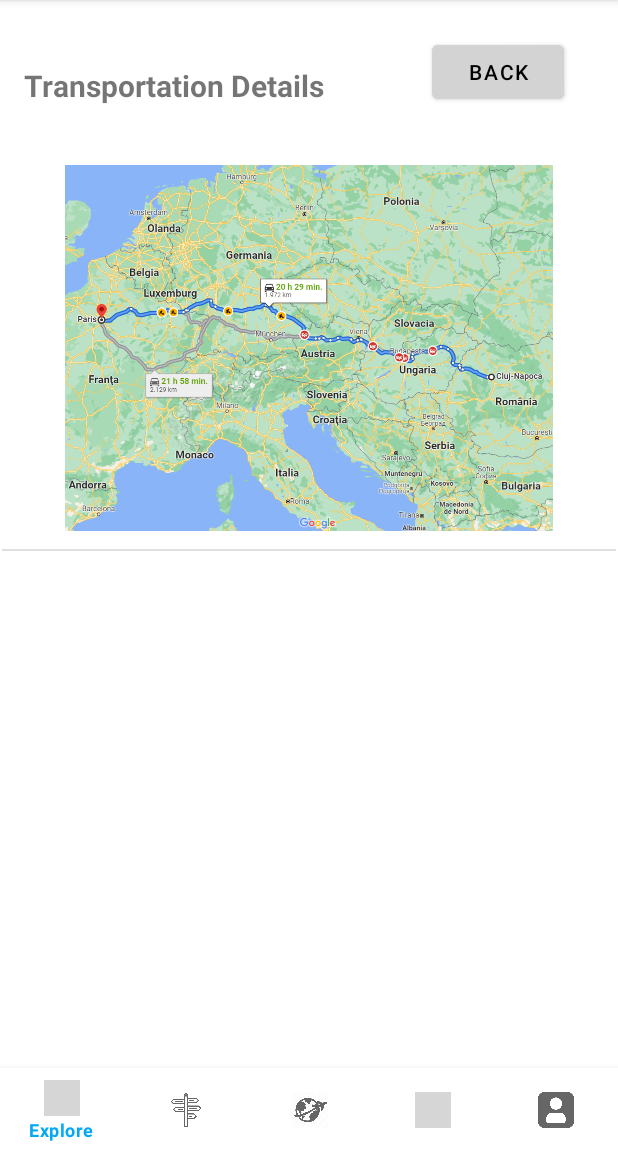
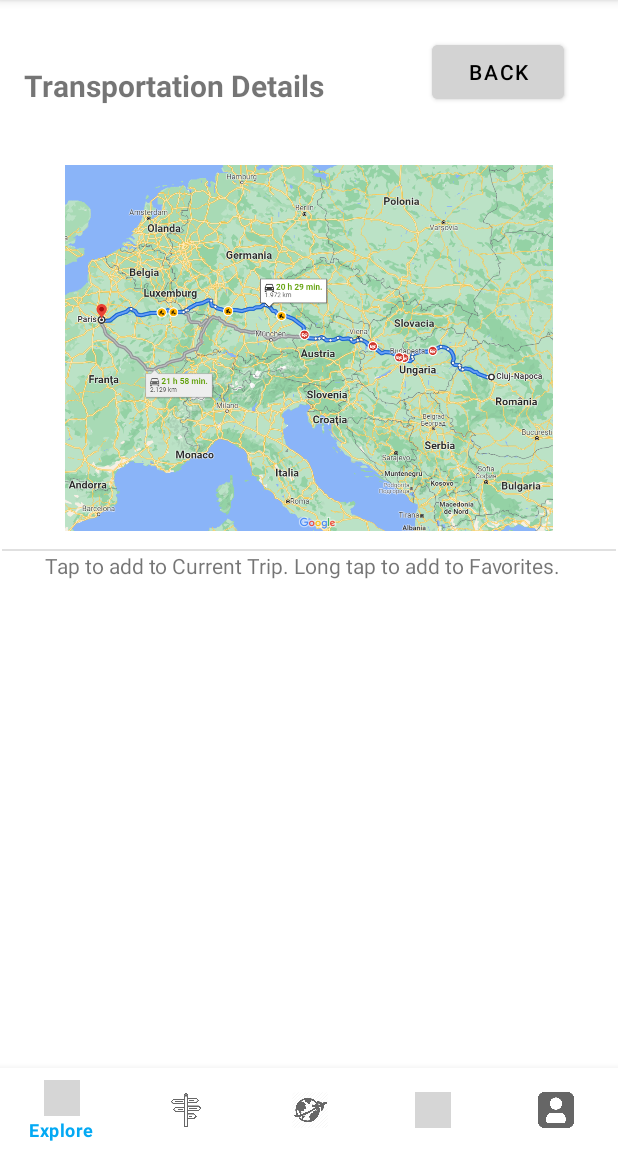
Before and after one commit to iuliandreea/UID2021_TravelAssistant, an Android app: the TransportDetailsFragment screen opened through its navigation route, on a phone screen of 412 x 824 dp, the part 84-1236 px from its top. Run offline under Robolectric (Android 15) with nearby library versions, the phone set to English and light mode, and no system bars; our stand-ins replace navigation-ui; 3 statements that could not run were skipped; grey boxes are pictures that could not be loaded.

Commit message:
Last minute changes - fixed some clipping

```diff
--- a/app/src/main/java/com/example/travelassistant/ExploreFragment.kt
+++ b/app/src/main/java/com/example/travelassistant/ExploreFragment.kt
@@ -57,6 +57,7 @@ class ExploreFragment : Fragment() {
                 val bundle = Bundle()
                 bundle.putString("from", from.text.toString())
                 bundle.putString("to", to.text.toString())
+                bundle.putInt("accountId", accountId)
                 view.findNavController().navigate(R.id.transportFragment, bundle)
             }
         }
--- a/app/src/main/java/com/example/travelassistant/transportation/adapters/TransportViewAdapter.kt
+++ b/app/src/main/java/com/example/travelassistant/transportation/adapters/TransportViewAdapter.kt
@@ -20,13 +20,19 @@ class TransportViewAdapter(
         mListener = listener
     }
 
+    private lateinit var lListener: OnItemLongClickListener
+
+    fun setOnItemLongClickListener(listener: OnItemLongClickListener) {
+        lListener = listener
+    }
+
     override fun onCreateViewHolder(parent: ViewGroup, viewType: Int): TransportViewHolder {
         val view = inflater.inflate(viewType, parent, false)
         return TransportViewHolder(view)
     }
 
     override fun onBindViewHolder(holder: TransportViewHolder, position: Int) {
-        holder.bindData(dataSource[position], mListener)
+        holder.bindData(dataSource[position], mListener, lListener)
     }
 
     override fun getItemCount(): Int {
--- a/app/src/main/java/com/example/travelassistant/transportation/fragments/TransportFragment.kt
+++ b/app/src/main/java/com/example/travelassistant/transportation/fragments/TransportFragment.kt
@@ -38,6 +38,8 @@ class TransportFragment : Fragment() {
     private var price: Int = 0
     private var type: String = ""
 
+    private var accountId: Int = -1
+
     override fun onCreateView(inflater: LayoutInflater, container: ViewGroup?, savedInstanceState: Bundle?): View? {
         val view = inflater.inflate(R.layout.activity_transport, container, false)
 
@@ -45,6 +47,7 @@ class TransportFragment : Fragment() {
         if(args != null) {
             to = args.getString("to", "")
             from = args.getString("from", "")
+            accountId = args.getInt("accountId")
         }
 
         if(to != "" && from != "") {
@@ -69,6 +72,7 @@ class TransportFragment : Fragment() {
                 bundle.putString("to", to)
                 bundle.putInt("price", price)
                 bundle.putString("type", type)
+                bundle.putInt("accountId", accountId)
                 view.findNavController().navigate(R.id.transportDetailsFragment, bundle)
             }
 
--- a/app/src/main/res/layout/activity_transport_details.xml
+++ b/app/src/main/res/layout/activity_transport_details.xml
@@ -46,7 +46,7 @@
         android:layout_width="405dp"
         android:layout_height="324dp"
         android:layout_marginStart="1dp"
-        android:layout_marginTop="21dp"
+        android:layout_marginTop="40dp"
         android:layout_marginEnd="5dp"
         app:layout_constraintEnd_toEndOf="parent"
         app:layout_constraintStart_toStartOf="parent"
@@ -59,8 +59,20 @@
         android:layout_marginStart="1dp"
         android:layout_marginTop="12dp"
         android:layout_marginEnd="1dp"
+        android:background="?android:attr/listDivider"
+        app:layout_constraintEnd_toEndOf="parent"
+        app:layout_constraintStart_toStartOf="parent"
+        app:layout_constraintTop_toBottomOf="@+id/mapView" />
+
+    <TextView
+        android:id="@+id/textView37"
+        android:layout_width="wrap_content"
+        android:layout_height="wrap_content"
+        android:layout_marginStart="26dp"
+        android:layout_marginTop="13dp"
+        android:layout_marginEnd="34dp"
         android:layout_marginBottom="8dp"
-        android:background="?android:attr/listDivider"
+        android:text="Tap to add to Current Trip. Long tap to add to Favorites."
         app:layout_constraintBottom_toTopOf="@+id/transportView"
         app:layout_constraintEnd_toEndOf="parent"
         app:layout_constraintStart_toStartOf="parent"
--- a/app/src/main/res/layout/attraction_content.xml
+++ b/app/src/main/res/layout/attraction_content.xml
@@ -23,9 +23,9 @@
     <TextView
         android:id="@+id/name"
         android:layout_width="327dp"
-        android:layout_height="49dp"
+        android:layout_height="60dp"
         android:text="TextView"
-        android:textSize="20sp"
+        android:textSize="14sp"
         android:textStyle="bold"
         app:layout_constraintBottom_toBottomOf="parent"
         app:layout_constraintEnd_toEndOf="parent"
--- a/app/src/main/res/layout/fragment_accommodation.xml
+++ b/app/src/main/res/layout/fragment_accommodation.xml
@@ -145,14 +145,14 @@
     <EditText
         android:id="@+id/editTextNumber3"
         android:layout_width="68dp"
-        android:layout_height="38dp"
+        android:layout_height="43dp"
         android:layout_marginEnd="272dp"
         android:ems="10"
         android:inputType="number"
         app:layout_constraintBottom_toBottomOf="parent"
         app:layout_constraintEnd_toEndOf="parent"
         app:layout_constraintTop_toTopOf="parent"
-        app:layout_constraintVertical_bias="0.115" />
+        app:layout_constraintVertical_bias="0.111" />
 
     <CheckBox
         android:id="@+id/checkBox4"
--- a/app/src/main/res/layout/fragment_explore.xml
+++ b/app/src/main/res/layout/fragment_explore.xml
@@ -59,7 +59,7 @@
     <EditText
         android:id="@+id/checkIn"
         android:layout_width="95dp"
-        android:layout_height="31dp"
+        android:layout_height="43dp"
         android:layout_marginStart="2dp"
         android:layout_marginTop="80dp"
         android:ems="10"
@@ -70,7 +70,7 @@
     <EditText
         android:id="@+id/checkOut"
         android:layout_width="104dp"
-        android:layout_height="33dp"
+        android:layout_height="43dp"
         android:layout_marginTop="80dp"
         android:layout_marginEnd="20dp"
         android:ems="10"
```
Also changed, not shown: app/src/main/java/com/example/travelassistant/profile_management/SignUpActivity.kt (+15 -2 lines), app/src/main/java/com/example/travelassistant/transportation/adapters/TransportViewHolder.kt (+23 -1 lines), app/src/main/java/com/example/travelassistant/transportation/fragments/TransportDetailsFragment.kt (+71 -1 lines).
